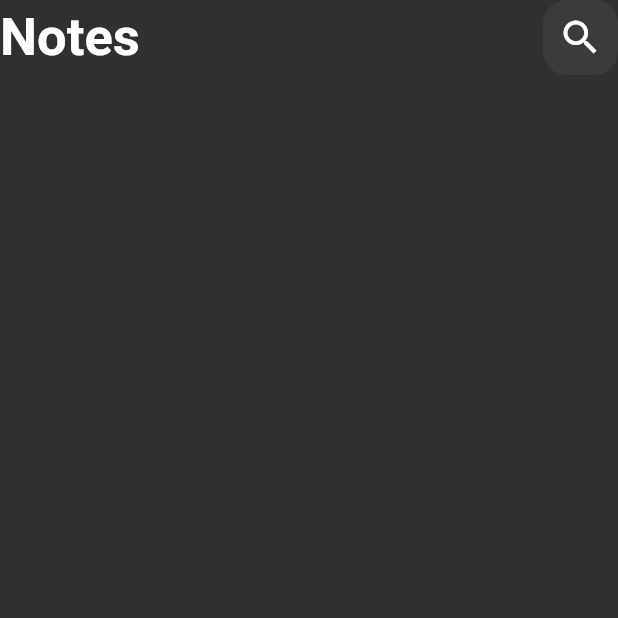
After one commit to MaherHassanein/notes_app, a Flutter app: the screen it shows after launch, after a tap on "Flutter Tips", on a phone screen of 412 x 824 dp, the top half of it. The commit adds this screen. Run offline on Flutter 3.47's test engine with Material 2 defaults, Android fonts, the phone set to English and light mode, and no system bars; Roboto replaces fonts that are missing (Poppins).

Commit message:
create edit note

```diff
--- a/lib/main.dart
+++ b/lib/main.dart
@@ -1,4 +1,5 @@
 import 'package:flutter/material.dart';
+import 'package:notes_app/views/edit_note.dart';
 import 'package:notes_app/views/notes_view.dart';
 
 void main() {
--- /dev/null
+++ b/lib/views/edit_note.dart
@@ -0,0 +1,13 @@
+import 'package:flutter/material.dart';
+import 'package:notes_app/widgets/edit_notes_body.dart';
+
+class EditNote extends StatelessWidget {
+  const EditNote({super.key});
+
+  @override
+  Widget build(BuildContext context) {
+    return Scaffold(
+      body: EditNotesBody(),
+    );
+  }
+}
--- a/lib/widgets/custom_item.dart
+++ b/lib/widgets/custom_item.dart
@@ -1,11 +1,21 @@
 import 'package:flutter/material.dart';
+import 'package:notes_app/views/edit_note.dart';
 
 class CustomItem extends StatelessWidget {
   const CustomItem({super.key});
 
   @override
   Widget build(BuildContext context) {
-    return Container(
+    return GestureDetector(
+      onTap: () {
+        Navigator.push(
+          context,
+          MaterialPageRoute(builder: (context) {
+            return EditNote();
+          }),
+        );
+      },
+      child: Container(
         padding: EdgeInsets.only(
           top: 30,
           bottom: 30,
@@ -58,6 +68,7 @@ class CustomItem extends StatelessWidget {
             ),
           ],
         ),
+      ),
     );
   }
 }
--- /dev/null
+++ b/lib/widgets/edit_notes_body.dart
@@ -0,0 +1,17 @@
+import 'package:flutter/material.dart';
+
+import 'custom_appbar.dart';
+
+class EditNotesBody extends StatelessWidget {
+  const EditNotesBody({super.key});
+
+  @override
+  Widget build(BuildContext context) {
+    return Column(
+      children: [
+        CustomAppBar(),
+      ],
+    );
+    ;
+  }
+}
```
Lines whose indentation alone changed are shown as unchanged.
